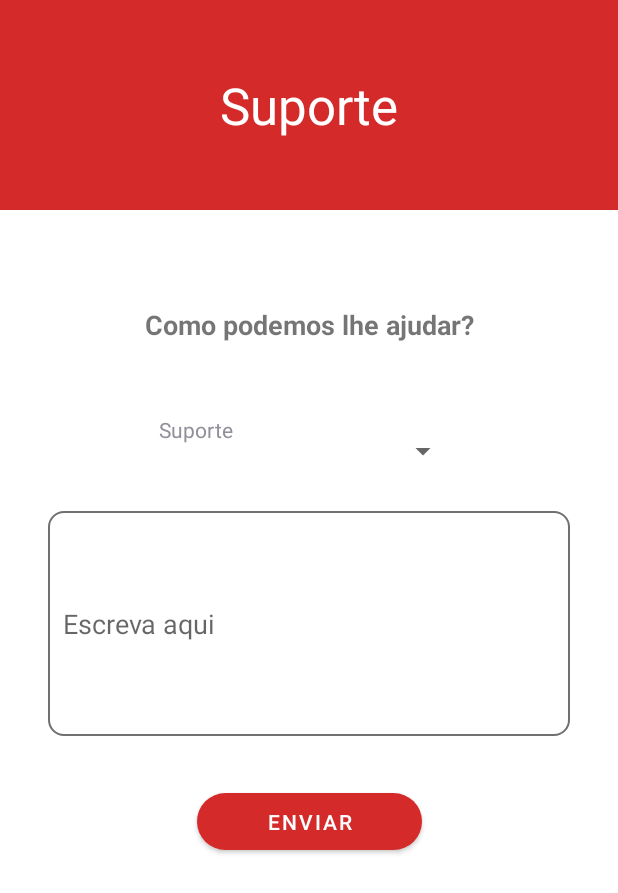
After one commit to lucasoliveirabr/cuidando-de-voce-app, an Android app: the Suporte screen opened directly, with no data from a screen before it, on a phone screen of 412 x 824 dp. The commit adds this screen. Shown: the top 893 px of the screen. Run offline under Robolectric (Android 15) with nearby library versions, the phone set to English and light mode, and no system bars.

Commit message:
commit v0.3.0

```diff
--- a/app/src/main/AndroidManifest.xml
+++ b/app/src/main/AndroidManifest.xml
@@ -1,6 +1,8 @@
 <?xml version="1.0" encoding="utf-8"?>
 <manifest xmlns:android="http://schemas.android.com/apk/res/android"
   xmlns:tools="http://schemas.android.com/tools">
+
+  <uses-permission android:name="android.permission.INTERNET" />
 
   <application
     android:allowBackup="true"
@@ -11,7 +13,11 @@
     android:roundIcon="@mipmap/ic_launcher_round"
     android:supportsRtl="true"
     android:theme="@style/Theme.CuidandoDeVocê"
+    android:usesCleartextTraffic="true"
     tools:targetApi="33">
+    <activity
+      android:name=".Suporte"
+      android:exported="false" />
     <activity
       android:name=".Familia"
       android:exported="false"
--- a/app/src/main/java/com/example/cuidandodevoce/AgendarConsulta.java
+++ b/app/src/main/java/com/example/cuidandodevoce/AgendarConsulta.java
@@ -3,12 +3,14 @@ package com.example.cuidandodevoce;
 import androidx.appcompat.app.AppCompatActivity;
 
 import android.content.Intent;
+import android.graphics.Color;
 import android.os.Bundle;
 import android.view.WindowManager;
 import android.widget.ArrayAdapter;
 import android.widget.AutoCompleteTextView;
 import android.widget.Button;
 import android.widget.Spinner;
+import android.widget.TextView;
 import android.widget.Toast;
 
 import java.util.Objects;
@@ -72,9 +74,20 @@ public class AgendarConsulta extends AppCompatActivity {
         Intent i = new Intent(AgendarConsulta.this, Inicio.class);
         startActivity(i);
         finish();
-        Toast.makeText(AgendarConsulta.this, "Consulta agendada com sucesso.", Toast.LENGTH_SHORT).show();
+
+        Toast toast = Toast.makeText(AgendarConsulta.this, "Consulta agendada com sucesso.", Toast.LENGTH_SHORT);
+        view = toast.getView();
+        view.setBackgroundResource(R.drawable.toast_border_success);
+        TextView text = (TextView) view.findViewById(android.R.id.message);
+        text.setTextColor(Color.parseColor("#000000"));
+        toast.show();
       } else {
-        Toast.makeText(AgendarConsulta.this, "Ocorreu um erro.\nTente novamente.", Toast.LENGTH_SHORT).show();
+        Toast toast = Toast.makeText(AgendarConsulta.this, "Ocorreu um erro.\nTente novamente mais tarde.", Toast.LENGTH_SHORT);
+        view = toast.getView();
+        view.setBackgroundResource(R.drawable.toast_border_error);
+        TextView text = (TextView) view.findViewById(android.R.id.message);
+        text.setTextColor(Color.parseColor("#000000"));
+        toast.show();
       }
     });
   }
--- a/app/src/main/java/com/example/cuidandodevoce/HomeFragment.java
+++ b/app/src/main/java/com/example/cuidandodevoce/HomeFragment.java
@@ -42,6 +42,12 @@ public class HomeFragment extends Fragment {
       startActivity(i);
     });
 
+    View viewSuporte = V.findViewById(R.id.viewSuporte);
+    viewSuporte.setOnClickListener(view -> {
+      Intent i = new Intent(getActivity(), Suporte.class);
+      startActivity(i);
+    });
+
     View viewFamilia = V.findViewById(R.id.viewFamilia);
     viewFamilia.setOnClickListener(view -> {
       Intent i = new Intent(getActivity(), Familia.class);
--- /dev/null
+++ b/app/src/main/java/com/example/cuidandodevoce/Suporte.java
@@ -0,0 +1,60 @@
+package com.example.cuidandodevoce;
+
+import androidx.appcompat.app.AppCompatActivity;
+
+import android.content.Intent;
+import android.graphics.Color;
+import android.os.Bundle;
+import android.view.WindowManager;
+import android.widget.ArrayAdapter;
+import android.widget.Button;
+import android.widget.Spinner;
+import android.widget.TextView;
+import android.widget.Toast;
+
+import java.util.Objects;
+
+public class Suporte extends AppCompatActivity {
+
+  @Override
+  protected void onCreate(Bundle savedInstanceState) {
+    super.onCreate(savedInstanceState);
+    setContentView(R.layout.activity_suporte);
+
+    Objects.requireNonNull(getSupportActionBar()).hide();
+    getWindow().setSoftInputMode(WindowManager.LayoutParams.SOFT_INPUT_STATE_HIDDEN);
+
+    Button buttonEnviarSuporte = (Button) findViewById(R.id.buttonEnviarSuporte);
+
+    Spinner spinnerSuporte = findViewById(R.id.spinnerSuporte);
+    String[] tiposSuporte = {"Suporte", "Sugestão", "Feedback"};
+    spinnerSuporte.setAdapter(new ArrayAdapter<>(
+        getApplicationContext(),
+        com.google.android.material.R.layout.support_simple_spinner_dropdown_item,
+        tiposSuporte
+    ));
+
+    buttonEnviarSuporte.setOnClickListener(view -> {
+      if (true /*código de verificação*/) {
+        Intent i = new Intent(Suporte.this, Inicio.class);
+        startActivity(i);
+        finish();
+
+        Toast toast = Toast.makeText(Suporte.this, "Mensagem enviada.\nRetornaremos em breve.", Toast.LENGTH_SHORT);
+        view = toast.getView();
+        view.setBackgroundResource(R.drawable.toast_border_success);
+        TextView text = (TextView) view.findViewById(android.R.id.message);
+        text.setTextColor(Color.parseColor("#000000"));
+        toast.show();
+      } else {
+        Toast toast = Toast.makeText(Suporte.this, "Ocorreu um erro.\nTente novamente mais tarde.", Toast.LENGTH_SHORT);
+        view = toast.getView();
+        view.setBackgroundResource(R.drawable.toast_border_error);
+        TextView text = (TextView) view.findViewById(android.R.id.message);
+        text.setTextColor(Color.parseColor("#000000"));
+        toast.show();
+      }
+    });
+
+  }
+}
--- /dev/null
+++ b/app/src/main/res/drawable/toast_border_error.xml
@@ -0,0 +1,10 @@
+<?xml version="1.0" encoding="utf-8"?>
+<selector xmlns:android="http://schemas.android.com/apk/res/android">
+    <item android:left="16dp" android:right="16dp" android:top="12dp" android:bottom="12dp">
+        <shape android:shape="rectangle">
+            <solid android:color="#FFFFFF" />
+            <corners android:radius="50dp" />
+            <stroke android:width="2dp" android:color="@color/vermelho" />
+        </shape>
+    </item>
+</selector>
--- /dev/null
+++ b/app/src/main/res/drawable/toast_border_success.xml
@@ -0,0 +1,10 @@
+<?xml version="1.0" encoding="utf-8"?>
+<selector xmlns:android="http://schemas.android.com/apk/res/android">
+    <item android:left="16dp" android:right="16dp" android:top="12dp" android:bottom="12dp">
+        <shape android:shape="rectangle">
+            <solid android:color="#FFFFFF" />
+            <corners android:radius="50dp" />
+            <stroke android:width="2dp" android:color="@color/verde" />
+        </shape>
+    </item>
+</selector>
--- a/app/src/main/res/layout/activity_inicio.xml
+++ b/app/src/main/res/layout/activity_inicio.xml
@@ -1,7 +1,6 @@
 <?xml version="1.0" encoding="utf-8"?>
 <ScrollView xmlns:android="http://schemas.android.com/apk/res/android"
   xmlns:app="http://schemas.android.com/apk/res-auto"
-  xmlns:tools="http://schemas.android.com/tools"
   android:fillViewport="true"
   android:layout_width="match_parent"
   android:layout_height="match_parent">
--- /dev/null
+++ b/app/src/main/res/layout/activity_suporte.xml
@@ -0,0 +1,89 @@
+<?xml version="1.0" encoding="utf-8"?>
+<ScrollView xmlns:android="http://schemas.android.com/apk/res/android"
+  xmlns:app="http://schemas.android.com/apk/res-auto"
+  xmlns:tools="http://schemas.android.com/tools"
+  android:layout_width="match_parent"
+  android:layout_height="match_parent"
+  android:fillViewport="true">
+
+  <androidx.constraintlayout.widget.ConstraintLayout
+    android:layout_width="match_parent"
+    android:layout_height="wrap_content"
+    tools:context=".Suporte">
+
+    <View
+      android:id="@+id/viewTopoSuporte"
+      android:layout_width="0dp"
+      android:layout_height="140dp"
+      android:background="@color/vermelho"
+      app:layout_constraintEnd_toEndOf="parent"
+      app:layout_constraintStart_toStartOf="parent"
+      app:layout_constraintTop_toTopOf="parent" />
+
+    <TextView
+      android:id="@+id/textViewTopoSuporte"
+      android:layout_width="wrap_content"
+      android:layout_height="wrap_content"
+      android:text="Suporte"
+      android:textColor="#FFFFFF"
+      android:textSize="34sp"
+      app:layout_constraintBottom_toBottomOf="@+id/viewTopoSuporte"
+      app:layout_constraintEnd_toEndOf="parent"
+      app:layout_constraintStart_toStartOf="parent"
+      app:layout_constraintTop_toTopOf="@+id/viewTopoSuporte" />
+
+    <TextView
+      android:id="@+id/textViewTextoAjudaSuporte"
+      android:layout_width="wrap_content"
+      android:layout_height="wrap_content"
+      android:layout_marginTop="64dp"
+      android:text="Como podemos lhe ajudar?"
+      android:textAlignment="center"
+      android:textSize="18sp"
+      android:textStyle="bold"
+      app:layout_constraintEnd_toEndOf="parent"
+      app:layout_constraintStart_toStartOf="parent"
+      app:layout_constraintTop_toBottomOf="@+id/viewTopoSuporte" />
+
+    <Spinner
+      android:id="@+id/spinnerSuporte"
+      android:layout_width="200dp"
+      android:layout_height="48dp"
+      android:layout_marginStart="32dp"
+      android:layout_marginTop="48dp"
+      android:layout_marginEnd="32dp"
+      app:layout_constraintEnd_toEndOf="parent"
+      app:layout_constraintStart_toStartOf="parent"
+      app:layout_constraintTop_toBottomOf="@+id/textViewTextoAjudaSuporte"
+      tools:ignore="SpeakableTextPresentCheck" />
+
+    <EditText
+      android:id="@+id/editTextCampoSuporte"
+      android:layout_width="0dp"
+      android:layout_height="150dp"
+      android:layout_marginStart="32dp"
+      android:layout_marginTop="16dp"
+      android:layout_marginEnd="32dp"
+      android:background="@drawable/edittext_background"
+      android:drawablePadding="20dp"
+      android:ems="10"
+      android:hint="Escreva aqui"
+      android:inputType="textMultiLine"
+      android:paddingStart="10dp"
+      app:layout_constraintEnd_toEndOf="parent"
+      app:layout_constraintHorizontal_bias="0.0"
+      app:layout_constraintStart_toStartOf="parent"
+      app:layout_constraintTop_toBottomOf="@+id/spinnerSuporte" />
+
+    <Button
+      android:id="@+id/buttonEnviarSuporte"
+      android:layout_width="150dp"
+      android:layout_height="50dp"
+      android:layout_marginTop="32dp"
+      android:text="Enviar"
+      app:cornerRadius="50dp"
+      app:layout_constraintEnd_toEndOf="parent"
+      app:layout_constraintStart_toStartOf="parent"
+      app:layout_constraintTop_toBottomOf="@+id/editTextCampoSuporte" />
+  </androidx.constraintlayout.widget.ConstraintLayout>
+</ScrollView>
--- a/app/src/main/res/values/colors.xml
+++ b/app/src/main/res/values/colors.xml
@@ -2,6 +2,7 @@
 <resources>
     <color name="rosa_bege">#FFF0F0</color>
     <color name="vermelho">#D52A2A</color>
+    <color name="verde">#aae6a8</color>
     <color name="vermelho_original">#CF1D12</color>
     <color name="purple_200">#FFBB86FC</color>
     <color name="purple_500">#FF6200EE</color>
```
Also changed, not shown: app/src/main/gitx/android_download.png (renamed from app/src/main/res/gitx/android_download.png), app/src/main/gitx/app_mockup.png (renamed from app/src/main/res/gitx/app_mockup.png), app/src/main/gitx/logo_app.png (renamed from app/src/main/res/gitx/logo_app.png), app/src/main/res/layout/activity_main.xml (indentation only), 1 other file.
